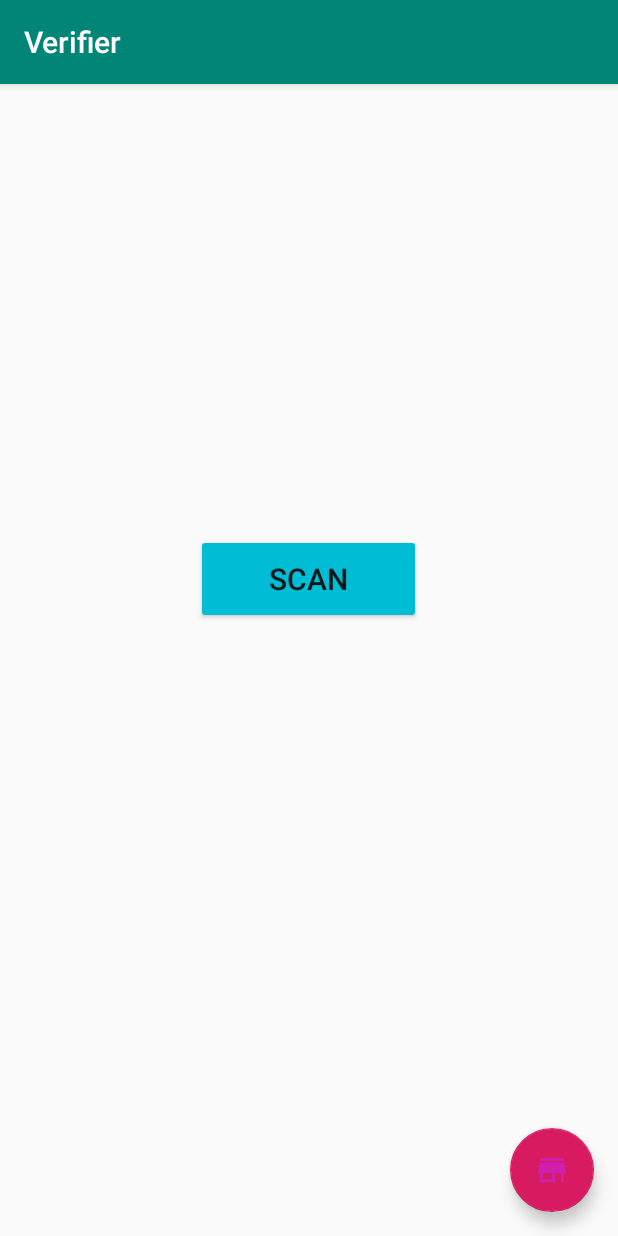
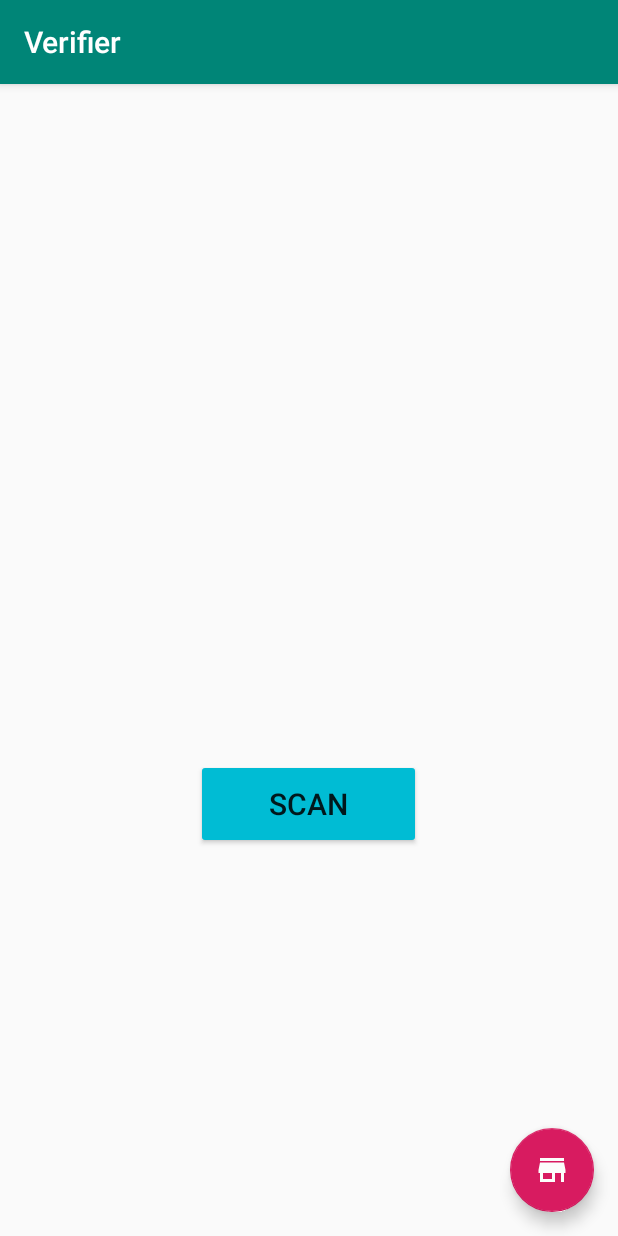
Before and after one commit to rsgilbert/Verifier-Android, an Android app: the screen it shows after launch (MainActivity), on a phone screen of 412 x 824 dp. Run offline under Robolectric (Android 15) with nearby library versions, the phone set to English and light mode, and no system bars.

Commit message:
improved ui

```diff
--- a/app/src/main/AndroidManifest.xml
+++ b/app/src/main/AndroidManifest.xml
@@ -4,7 +4,7 @@
 
     <application
         android:allowBackup="true"
-        android:icon="@mipmap/ic_launcher"
+        android:icon="@drawable/check"
         android:label="@string/app_name"
         android:roundIcon="@mipmap/ic_launcher_round"
         android:supportsRtl="true"
@@ -16,6 +16,9 @@
                 <category android:name="android.intent.category.LAUNCHER" />
             </intent-filter>
         </activity>
+        <activity android:name=".SigninActivity" ></activity>
+        <activity android:name=".GeneratorActivity"></activity>
+
     </application>
 
 </manifest>
--- a/app/src/main/java/com/rsgilbert/verifier/GeneratorActivity.java
+++ b/app/src/main/java/com/rsgilbert/verifier/GeneratorActivity.java
@@ -33,7 +33,7 @@ public class GeneratorActivity extends AppCompatActivity {
                     public void onClick(View v) {
                         try {
                             BarcodeEncoder barcodeEncoder = new BarcodeEncoder();
-                            Bitmap bitmap = barcodeEncoder.encodeBitmap("Pepsi", BarcodeFormat.CODE_128, 200, 200);
+                            Bitmap bitmap = barcodeEncoder.encodeBitmap("Cocacola", BarcodeFormat.CODE_128, 200, 150);
                             ImageView barCode = findViewById(R.id.barCode);
                             barCode.setImageBitmap(bitmap);
                         } catch (Exception e) {
--- a/app/src/main/java/com/rsgilbert/verifier/MainActivity.java
+++ b/app/src/main/java/com/rsgilbert/verifier/MainActivity.java
@@ -36,12 +36,13 @@ public class MainActivity extends AppCompatActivity {
                     @Override
                     public void onClick(View v) {
                         IntentIntegrator integrator = new IntentIntegrator(MainActivity.this);
-                        integrator.setDesiredBarcodeFormats(IntentIntegrator.CODE_128);
+                        integrator.setDesiredBarcodeFormats(IntentIntegrator.ONE_D_CODE_TYPES);
                         integrator.setPrompt("Scanning barcode");
                         integrator.setCameraId(0);
                         integrator.setBeepEnabled(true);
                         integrator.setBarcodeImageEnabled(true);
                         integrator.initiateScan();
+
                     }
                 }
         );
@@ -49,6 +50,7 @@ public class MainActivity extends AppCompatActivity {
         fab.setOnClickListener(new View.OnClickListener() {
             @Override
             public void onClick(View view) {
+                Toast.makeText(MainActivity.this, "Changing to sign in", Toast.LENGTH_LONG);
                 Intent intent = new Intent(MainActivity.this, SigninActivity.class);
                 startActivity(intent);
             }
--- a/app/src/main/java/com/rsgilbert/verifier/SigninActivity.java
+++ b/app/src/main/java/com/rsgilbert/verifier/SigninActivity.java
@@ -14,6 +14,7 @@ public class SigninActivity extends AppCompatActivity {
     public void onCreate(Bundle savedInstanceState) {
         super.onCreate(savedInstanceState);
         setContentView(R.layout.activity_signin);
+        signinButton = findViewById(R.id.signinButton);
 
         signinButton.setOnClickListener(new View.OnClickListener() {
             @Override
--- /dev/null
+++ b/app/src/main/res/drawable/check.xml
@@ -0,0 +1,5 @@
+<vector android:height="24dp" android:tint="#2DFD0B"
+    android:viewportHeight="24.0" android:viewportWidth="24.0"
+    android:width="24dp" xmlns:android="http://schemas.android.com/apk/res/android">
+    <path android:fillColor="#FF000000" android:pathData="M9,16.17L4.83,12l-1.42,1.41L9,19 21,7l-1.41,-1.41z"/>
+</vector>
--- a/app/src/main/res/drawable/generate.xml
+++ b/app/src/main/res/drawable/generate.xml
@@ -1,10 +1,5 @@
-<vector xmlns:android="http://schemas.android.com/apk/res/android"
-    android:width="80dp"
-    android:height="80dp"
-    android:tint="#CF1FAF"
-    android:viewportWidth="24.0"
-    android:viewportHeight="24.0">
-    <path
-        android:fillColor="#FF000000"
-        android:pathData="M20,4L4,4v2h16L20,4zM21,14v-2l-1,-5L4,7l-1,5v2h1v6h10v-6h4v6h2v-6h1zM12,18L6,18v-4h6v4z" />
+<vector android:height="24dp" android:tint="#FCFDFB"
+    android:viewportHeight="24.0" android:viewportWidth="24.0"
+    android:width="24dp" xmlns:android="http://schemas.android.com/apk/res/android">
+    <path android:fillColor="#FF000000" android:pathData="M20,4L4,4v2h16L20,4zM21,14v-2l-1,-5L4,7l-1,5v2h1v6h10v-6h4v6h2v-6h1zM12,18L6,18v-4h6v4z"/>
 </vector>
--- a/app/src/main/res/layout/activity_main.xml
+++ b/app/src/main/res/layout/activity_main.xml
@@ -5,47 +5,44 @@
     android:layout_height="match_parent"
     tools:context=".MainActivity">
 
+    <ImageView
+
+        android:id="@+id/status"
+        android:layout_width="300dp"
+        android:layout_height="300dp"
+        android:layout_centerHorizontal="true"
+        android:layout_marginTop="40dp"
+        android:layout_marginBottom="70dp"
+        android:backgroundTint="#2196F3" />
+
     <TextView
         android:id="@+id/text_result"
         android:layout_width="300dp"
-        android:layout_height="80dp"
+        android:layout_height="50dp"
         android:layout_centerHorizontal="true"
-        android:layout_marginTop="200dp"
+        android:layout_marginTop="380dp"
         android:backgroundTint="#576B8D"
         android:text=""
         android:textColor="#584294"
         android:textSize="20dp" />
+
+
+
 
     <Button
         android:id="@+id/btn_scan"
         android:layout_width="150dp"
         android:layout_height="60dp"
         android:layout_centerHorizontal="true"
-        android:layout_marginTop="300dp"
+        android:layout_marginTop="450dp"
         android:backgroundTint="#00BCD4"
         android:text="scan"
         android:textSize="20dp" />
 
 
-    <ImageView
 
-        android:id="@+id/barCode"
-        android:layout_width="300dp"
-        android:layout_height="300dp"
-        android:layout_centerHorizontal="true"
-        android:layout_marginTop="380dp"
-        android:layout_marginBottom="70dp"
-        android:backgroundTint="#2196F3" />
 
-    <ImageView
 
-        android:id="@+id/status"
-        android:layout_width="300dp"
-        android:layout_height="300dp"
-        android:layout_centerHorizontal="true"
-        android:layout_marginTop="350dp"
-        android:layout_marginBottom="70dp"
-        android:backgroundTint="#2196F3" />
 
 
     <android.support.design.widget.FloatingActionButton
--- a/app/src/main/res/layout/activity_signin.xml
+++ b/app/src/main/res/layout/activity_signin.xml
@@ -15,6 +15,7 @@
         android:layout_height="45dp"
         android:layout_centerHorizontal="true"
         android:layout_marginTop="200dp"
+        android:inputType="textPassword"
         android:hint="Password" />
 
     <Button
```
Also changed, not shown: 101 other files.
